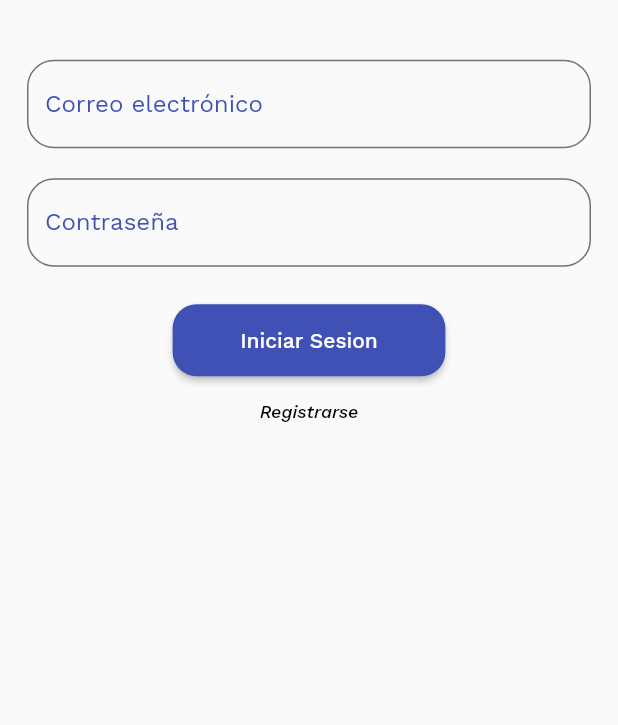
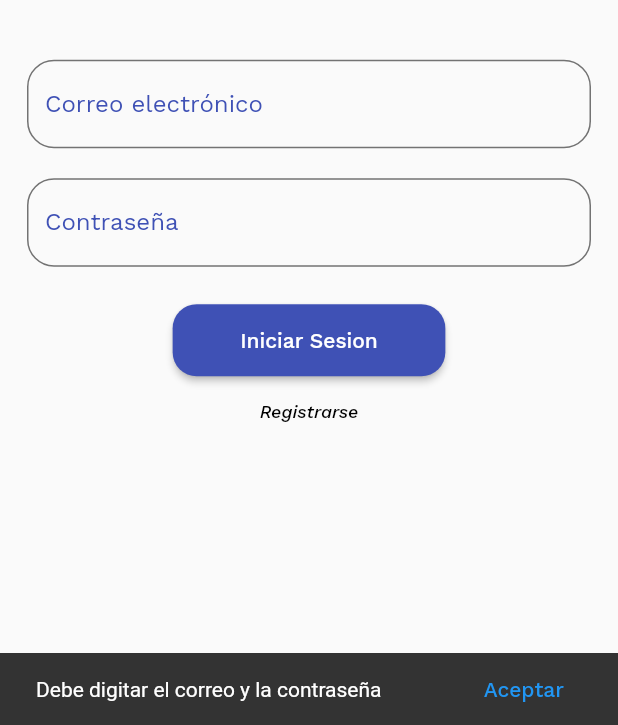
Before and after one commit to AlxBzC/Turismap, a Flutter app: the screen it shows after launch, after a tap on "Iniciar Sesion", on a phone screen of 412 x 824 dp, the part 511-1236 px from its top. Run offline on Flutter 3.47's test engine with Material 2 defaults, Android fonts, the phone set to English and light mode, and no system bars; our stand-ins replace cloud_firestore, firebase_auth, firebase_core, fluentui_icons, gap, google_fonts and 1 more; accounts and stored records are empty; network calls fail.

```diff
--- a/lib/main.dart
+++ b/lib/main.dart
@@ -1,4 +1,5 @@
 import 'package:flutter/material.dart';
+import 'package:flutter_localizations/flutter_localizations.dart';
 import 'package:google_fonts/google_fonts.dart';
 import 'pages/splash_page.dart';
 import 'package:firebase_core/firebase_core.dart';
@@ -8,13 +9,13 @@ import 'package:cloud_firestore/cloud_firestore.dart';
 void main() async {
 
   ////////////  Firebase //////////////////
+  WidgetsFlutterBinding.ensureInitialized();
   await Firebase.initializeApp(
     options: DefaultFirebaseOptions.currentPlatform,
   );
+  runApp(const MyApp());
+  Firebase.initializeApp();
 
-  WidgetsFlutterBinding.ensureInitialized();
-  Firebase.initializeApp();
-  runApp(const MyApp());
 }
 ////////////////////////////////////////////////
 
@@ -27,25 +28,18 @@ class MyApp extends StatelessWidget {
       debugShowCheckedModeBanner: false,
       title: 'Turismapp',
       localizationsDelegates: const[
-        // GlobalMaterialLocalizations.delegate,
-        // GlobalWidgetsLocalizations.delegate,
+        GlobalMaterialLocalizations.delegate,
+        GlobalWidgetsLocalizations.delegate,
+        GlobalCupertinoLocalizations.delegate,
+      ],
+      supportedLocales: const[
+        Locale("en", "US"),
+        Locale("es", "CO"),
       ],
       theme: ThemeData(primarySwatch: Colors.blue, textTheme: GoogleFonts.workSansTextTheme(),
       ),
-      home: Screen(),
-      // home: const SplashPage(),
+      //home: Screen(),
+      home: const SplashPage(),
     );
   }
 }
-
-class Screen extends StatefulWidget{
-  @override
-  _ScreenState createState() => _ScreenState();
-}
-
-class _ScreenState extends State<Screen> {
-  @override
-  Widget build(BuildContext context) {
-    return const SplashPage();
-  }
-}
--- /dev/null
+++ b/lib/models/user.dart
@@ -0,0 +1,47 @@
+class Users {
+  var _uid;
+  var _name;
+  var _email;
+  var _password;
+
+  Users(this._uid, this._name, this._email, this._password);
+
+  Users.Empty();
+
+  Users.fromJason(Map<String,dynamic> json)
+    :   _uid = json['uid'],
+        _name = json['name'],
+        _email = json['email'],
+        _password = json['password'];
+
+  Map<String, dynamic> toJson() => {
+    'uid' : _uid,
+    'name' : _name,
+    'email' : _email,
+    'password' : _password
+  };
+
+  get uid => _uid;
+
+  set uid(value) {
+    _uid = value;
+  }
+
+  get name => _name;
+
+  set name(value) {
+    _name = value;
+  }
+
+  get email => _email;
+
+  get password => _password;
+
+  set password(value) {
+    _password = value;
+  }
+
+  set email(value) {
+    _email = value;
+  }
+}
--- a/lib/pages/login_page.dart
+++ b/lib/pages/login_page.dart
@@ -3,62 +3,68 @@ import 'package:firebase_core/firebase_core.dart';
 import 'package:flutter/material.dart';
 import 'package:google_fonts/google_fonts.dart';
 import 'package:registrar_page_turismapp/pages/home_page.dart';
-import 'package:registrar_page_turismapp/pages/registrar_page.dart';
+import 'package:registrar_page_turismapp/pages/register_page.dart';
+import 'package:registrar_page_turismapp/repository/firebase_api.dart';
+import 'dart:convert';
+import 'package:shared_preferences/shared_preferences.dart';
+import '../models/user.dart';
 
 
 class LoginPage extends StatefulWidget {
   @override
   const LoginPage({Key? key}) : super(key: key);
 
+  @override
  State<LoginPage> createState() => _LoginPageState();
 }
 
 class _LoginPageState extends State<LoginPage> {
-  TextEditingController correo = TextEditingController();
-  TextEditingController pass = TextEditingController();
+  TextEditingController _email = TextEditingController();
+  TextEditingController _password = TextEditingController();
+
+  Users userLoad = Users.Empty();
+
+  final FirebaseApi _firebaseApi = FirebaseApi();
+
   @override
+  void initState(){
+    //_getUser();
+    super.initState();
+  }
   ////////////// Autenticación ///////////////
-  validarDatos() async{
-   try{
-      CollectionReference ref = FirebaseFirestore.instance.collection('Usuarios');
-      QuerySnapshot nusuario = await ref.get();
+  _getUser() async {
+   SharedPreferences prefs = await SharedPreferences.getInstance();
+   Map<String, dynamic> userMap = jsonDecode(prefs.getString("users")!);
+   userLoad = Users.fromJason(userMap);
+  }
 
-      if(nusuario.docs.length != 0){
-        for(var cursor in nusuario.docs){
-          if(cursor.get('Correo') == correo.text && cursor.get('Contraseña') == pass.text){
-            Navigator.push(
-                context,
-                MaterialPageRoute(
-                builder: (context) => const HomePage()));
-            }else{
-            print('error, ingrese datos correctamente');
+  void _showMsg(String mns){
+    final scaffold = ScaffoldMessenger.of(context);
+    scaffold.showSnackBar(
+        SnackBar(content: Text(mns),
+          action: SnackBarAction(
+              label: 'Aceptar', onPressed: scaffold.hideCurrentSnackBar),
+        ),
+    );
+  }
+  void _validateUser() async {
+    if (_email.text.isEmpty || _password.text.isEmpty) {
+      _showMsg("Debe digitar el correo y la contraseña");
+     } else {
+      var result = await _firebaseApi.logInUser(_email.text, _password.text);
+      String mns = "";
+      if (result == "invalid-email"){ mns = "Correo electronico mal escrito";} else
+      if (result == "wrong-password"){ mns = "Password incorrectos";} else
+      if (result == "network-request-failed"){ mns = "No tiene conexion a internet";} else
+      if (result == "user-not-found"){ mns = "Usuario no registrado";} else
+        mns = "Bienvenido";
+        Navigator.pushReplacement(context, MaterialPageRoute(builder: (context) => const HomePage()));
+        _showMsg("Correo o contraseña incorrecta");
 
-//////////////////  Alerta datos equivocados //////////////////////////////////
+    }
+  }
 
-          /*  showDialog(context: context, builder: (BuildContext context){
-              return AlertDialog(
-                title: Text('Error'),
-                content: SingleChildScrollView(
-                  child: ListBody(
-                    children: [
-                      Text('Ingrese los datos correctos')
-                    ],
-                  ),
-                ),
-              );
-            }
-            );*/
-//////////////////  Fin Alerta datos equivocados //////////////////////////////
-          }
-        }
-      }
-
-   }catch(e){
-     print('Error...'+e.toString());
-   }
-  }
-////////////////  Fin Autenticacion  /////////////////
-
+  @override
   Widget build(BuildContext context){
     return Scaffold(
       backgroundColor: Colors.purpleAccent[90],
@@ -81,7 +87,7 @@ class _LoginPageState extends State<LoginPage> {
                 //ESPACIO PARA EL CORREO
                 Padding(padding: const EdgeInsets.symmetric(horizontal: 18, vertical: 5),
                   child: TextFormField(
-                    controller: correo,
+                    controller: _email,
                     decoration: InputDecoration(
                       enabledBorder: OutlineInputBorder(
                           borderSide: const BorderSide(color: Colors.black54),
@@ -100,7 +106,7 @@ class _LoginPageState extends State<LoginPage> {
                 // ESPACIO PARA LA CONTRSEÑA
                 Padding(padding: const EdgeInsets.symmetric(horizontal: 18, vertical: 5),
                   child: TextFormField(
-                    controller: pass,
+                    controller: _password,
                     obscureText: true,
                     decoration: InputDecoration(
                       enabledBorder: OutlineInputBorder(
@@ -122,7 +128,7 @@ class _LoginPageState extends State<LoginPage> {
                 ElevatedButton(
                   onPressed: () {
                     print('Ingresando...');
-                    validarDatos();
+                    _validateUser();
                     } ,
                   style: ElevatedButton.styleFrom(backgroundColor: Colors.indigo,
                     shape: RoundedRectangleBorder(borderRadius: BorderRadius.circular(16),
@@ -136,7 +142,7 @@ class _LoginPageState extends State<LoginPage> {
                    Navigator.push(
                    context,
                    MaterialPageRoute(
-                    builder: (context) => const RegistrarPage()));
+                    builder: (context) => const RegisterPage()));
                 }, child: const Text("Registrarse",
                   style: TextStyle(
                     color: Colors.black,
--- a/pubspec.yaml
+++ b/pubspec.yaml
@@ -29,7 +29,10 @@ environment:
 # the latest version available on pub.dev. To see which dependencies have newer
 # versions available, run `flutter pub outdated`.
 dependencies:
+  shared_preferences: 2.0.15
   flutter:
+    sdk: flutter
+  flutter_localizations:
     sdk: flutter
 
   # The following adds the Cupertino Icons font to your application.
@@ -40,6 +43,7 @@ dependencies:
   google_fonts: 3.0.1
   fluentui_icons: ^1.0.0
   gap: ^2.0.0
+  firebase_auth: ^4.1.2
 
 dev_dependencies:
   flutter_test:
```
Also changed, not shown: lib/pages/register_page.dart (renamed from lib/pages/registrar_page.dart, +72 -33 lines), lib/repository/firebase_api.dart (added, +44 -0 lines), pubspec.lock, 1 other file.
